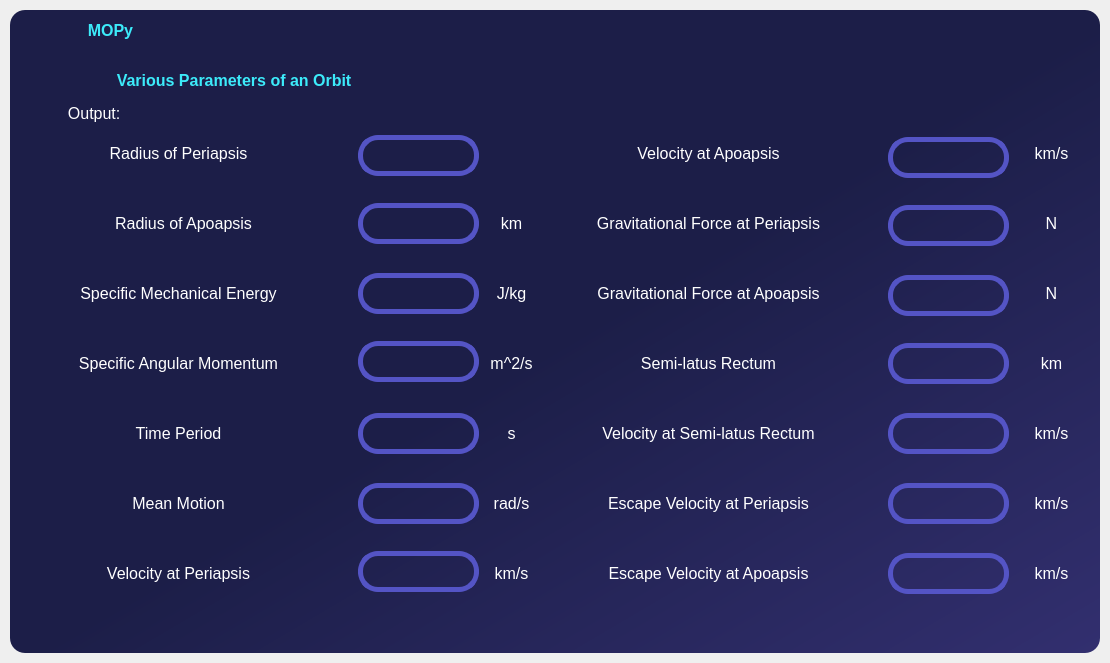
Above: UI_Functions/Home_Page.ui from Mechanics-of-Orbit/MOPy before the change. Below: the same form after it.
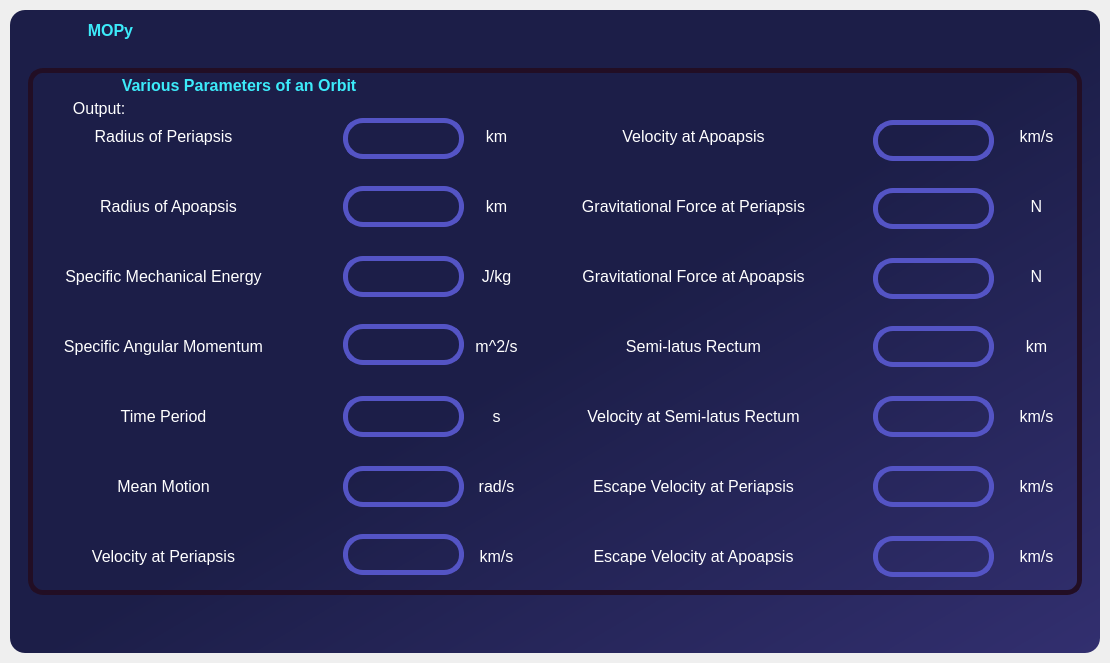
That is the form after the change. The open tabs and pages were chosen to show the change. Icons and pictures are not drawn.

The edit to the form file:
```diff
--- a/UI_Functions/Home_Page.ui
+++ b/UI_Functions/Home_Page.ui
@@ -4380,6 +4380,19 @@
              <layout class="QHBoxLayout" name="horizontalLayout_21">
               <item>
                <widget class="QFrame" name="frame_41">
+                <property name="styleSheet">
+                 <string notr="true">QFrame{
+
+border: 5px solid rgb(34, 14, 36);
+border-radius: 15px;
+}
+
+QFrame:hover{
+	border: 5px solid white;
+}
+
+</string>
+                </property>
                 <property name="frameShape">
                  <enum>QFrame::StyledPanel</enum>
                 </property>
@@ -4416,6 +4429,9 @@
                      <height>25</height>
                     </size>
                    </property>
+                   <property name="styleSheet">
+                    <string notr="true">border:none;</string>
+                   </property>
                    <property name="frameShape">
                     <enum>QFrame::StyledPanel</enum>
                    </property>
@@ -4456,7 +4472,7 @@
                       </property>
                       <property name="styleSheet">
                        <string notr="true">color:rgb(60, 235, 250);
-</string>
+border:none;</string>
                       </property>
                       <property name="text">
                        <string>                    Various Parameters of an Orbit</string>
@@ -4468,6 +4484,9 @@
                  </item>
                  <item>
                   <widget class="QStackedWidget" name="VPCO_output_stack">
+                   <property name="styleSheet">
+                    <string notr="true">border:none;</string>
+                   </property>
                    <property name="currentIndex">
                     <number>0</number>
                    </property>
@@ -8024,8 +8043,8 @@
                     <widget class="QLabel" name="label_463">
                      <property name="geometry">
                       <rect>
-                       <x>520</x>
-                       <y>320</y>
+                       <x>500</x>
+                       <y>298</y>
                        <width>321</width>
                        <height>41</height>
                       </rect>
@@ -8049,8 +8068,8 @@
                     <widget class="QLabel" name="label_464">
                      <property name="geometry">
                       <rect>
-                       <x>1000</x>
-                       <y>250</y>
+                       <x>980</x>
+                       <y>228</y>
                        <width>47</width>
                        <height>41</height>
                       </rect>
@@ -8074,8 +8093,8 @@
                     <widget class="QLabel" name="label_465">
                      <property name="geometry">
                       <rect>
-                       <x>520</x>
-                       <y>110</y>
+                       <x>500</x>
+                       <y>88</y>
                        <width>321</width>
                        <height>41</height>
                       </rect>
@@ -8099,8 +8118,8 @@
                     <widget class="QLabel" name="label_466">
                      <property name="geometry">
                       <rect>
-                       <x>520</x>
-                       <y>250</y>
+                       <x>500</x>
+                       <y>228</y>
                        <width>321</width>
                        <height>41</height>
                       </rect>
@@ -8124,8 +8143,8 @@
                     <widget class="QLabel" name="escvp_orbitalElements">
                      <property name="geometry">
                       <rect>
-                       <x>860</x>
-                       <y>390</y>
+                       <x>840</x>
+                       <y>368</y>
                        <width>121</width>
                        <height>41</height>
                       </rect>
@@ -8153,8 +8172,8 @@
                     <widget class="QLabel" name="label_468">
                      <property name="geometry">
                       <rect>
-                       <x>460</x>
-                       <y>390</y>
+                       <x>440</x>
+                       <y>368</y>
                        <width>47</width>
                        <height>41</height>
                       </rect>
@@ -8178,8 +8197,8 @@
                     <widget class="QLabel" name="gfp_orbitalElements">
                      <property name="geometry">
                       <rect>
-                       <x>860</x>
-                       <y>112</y>
+                       <x>840</x>
+                       <y>90</y>
                        <width>121</width>
                        <height>41</height>
                       </rect>
@@ -8207,8 +8226,8 @@
                     <widget class="QLabel" name="label_470">
                      <property name="geometry">
                       <rect>
-                       <x>460</x>
-                       <y>250</y>
+                       <x>440</x>
+                       <y>228</y>
                        <width>47</width>
                        <height>41</height>
                       </rect>
@@ -8232,8 +8251,8 @@
                     <widget class="QLabel" name="label_471">
                      <property name="geometry">
                       <rect>
-                       <x>1000</x>
-                       <y>390</y>
+                       <x>980</x>
+                       <y>368</y>
                        <width>47</width>
                        <height>41</height>
                       </rect>
@@ -8257,8 +8276,8 @@
                     <widget class="QLabel" name="label_472">
                      <property name="geometry">
                       <rect>
-                       <x>-10</x>
-                       <y>470</y>
+                       <x>-30</x>
+                       <y>448</y>
                        <width>321</width>
                        <height>21</height>
                       </rect>
@@ -8282,8 +8301,8 @@
                     <widget class="QLabel" name="label_473">
                      <property name="geometry">
                       <rect>
-                       <x>-10</x>
-                       <y>260</y>
+                       <x>-30</x>
+                       <y>238</y>
                        <width>321</width>
                        <height>21</height>
                       </rect>
@@ -8307,8 +8326,8 @@
                     <widget class="QLabel" name="vlatus_orbitalElements">
                      <property name="geometry">
                       <rect>
-                       <x>860</x>
-                       <y>320</y>
+                       <x>840</x>
+                       <y>298</y>
                        <width>121</width>
                        <height>41</height>
                       </rect>
@@ -8336,8 +8355,8 @@
                     <widget class="QLabel" name="escva_orbitalElements">
                      <property name="geometry">
                       <rect>
-                       <x>860</x>
-                       <y>460</y>
+                       <x>840</x>
+                       <y>438</y>
                        <width>121</width>
                        <height>41</height>
                       </rect>
@@ -8365,8 +8384,8 @@
                     <widget class="QLabel" name="label_476">
                      <property name="geometry">
                       <rect>
-                       <x>-10</x>
-                       <y>330</y>
+                       <x>-30</x>
+                       <y>308</y>
                        <width>321</width>
                        <height>21</height>
                       </rect>
@@ -8390,8 +8409,8 @@
                     <widget class="QLabel" name="ra_orbitalElements">
                      <property name="geometry">
                       <rect>
-                       <x>330</x>
-                       <y>110</y>
+                       <x>310</x>
+                       <y>88</y>
                        <width>121</width>
                        <height>41</height>
                       </rect>
@@ -8419,8 +8438,8 @@
                     <widget class="QLabel" name="h_orbitalElements">
                      <property name="geometry">
                       <rect>
-                       <x>330</x>
-                       <y>248</y>
+                       <x>310</x>
+                       <y>226</y>
                        <width>121</width>
                        <height>41</height>
                       </rect>
@@ -8448,8 +8467,8 @@
                     <widget class="QLabel" name="label_479">
                      <property name="geometry">
                       <rect>
-                       <x>1000</x>
-                       <y>180</y>
+                       <x>980</x>
+                       <y>158</y>
                        <width>47</width>
                        <height>41</height>
                       </rect>
@@ -8473,8 +8492,8 @@
                     <widget class="QLabel" name="vp_orbitalElements">
                      <property name="geometry">
                       <rect>
-                       <x>330</x>
-                       <y>458</y>
+                       <x>310</x>
+                       <y>436</y>
                        <width>121</width>
                        <height>41</height>
                       </rect>
@@ -8502,8 +8521,8 @@
                     <widget class="QLabel" name="label_481">
                      <property name="geometry">
                       <rect>
-                       <x>-10</x>
-                       <y>50</y>
+                       <x>-30</x>
+                       <y>28</y>
                        <width>321</width>
                        <height>21</height>
                       </rect>
@@ -8527,8 +8546,8 @@
                     <widget class="QLabel" name="T_orbitalElements">
                      <property name="geometry">
                       <rect>
-                       <x>330</x>
-                       <y>320</y>
+                       <x>310</x>
+                       <y>298</y>
                        <width>121</width>
                        <height>41</height>
                       </rect>
@@ -8556,8 +8575,8 @@
                     <widget class="QLabel" name="p_orbitalElements">
                      <property name="geometry">
                       <rect>
-                       <x>860</x>
-                       <y>250</y>
+                       <x>840</x>
+                       <y>228</y>
                        <width>121</width>
                        <height>41</height>
                       </rect>
@@ -8585,8 +8604,8 @@
                     <widget class="QLabel" name="gfa_orbitalElements">
                      <property name="geometry">
                       <rect>
-                       <x>860</x>
-                       <y>182</y>
+                       <x>840</x>
+                       <y>160</y>
                        <width>121</width>
                        <height>41</height>
                       </rect>
@@ -8614,8 +8633,8 @@
                     <widget class="QLabel" name="label_485">
                      <property name="geometry">
                       <rect>
-                       <x>1000</x>
-                       <y>110</y>
+                       <x>980</x>
+                       <y>88</y>
                        <width>47</width>
                        <height>41</height>
                       </rect>
@@ -8639,8 +8658,8 @@
                     <widget class="QLabel" name="va_orbitalElements">
                      <property name="geometry">
                       <rect>
-                       <x>860</x>
-                       <y>44</y>
+                       <x>840</x>
+                       <y>22</y>
                        <width>121</width>
                        <height>41</height>
                       </rect>
@@ -8669,7 +8688,7 @@
                      <property name="geometry">
                       <rect>
                        <x>0</x>
-                       <y>10</y>
+                       <y>0</y>
                        <width>1051</width>
                        <height>21</height>
                       </rect>
@@ -8693,8 +8712,8 @@
                     <widget class="QLabel" name="label_488">
                      <property name="geometry">
                       <rect>
-                       <x>1000</x>
-                       <y>320</y>
+                       <x>980</x>
+                       <y>298</y>
                        <width>47</width>
                        <height>41</height>
                       </rect>
@@ -8718,8 +8737,8 @@
                     <widget class="QLabel" name="rp_orbitalElements">
                      <property name="geometry">
                       <rect>
-                       <x>330</x>
-                       <y>42</y>
+                       <x>310</x>
+                       <y>20</y>
                        <width>121</width>
                        <height>41</height>
                       </rect>
@@ -8747,8 +8766,8 @@
                     <widget class="QLabel" name="label_490">
                      <property name="geometry">
                       <rect>
-                       <x>460</x>
-                       <y>460</y>
+                       <x>440</x>
+                       <y>438</y>
                        <width>47</width>
                        <height>41</height>
                       </rect>
@@ -8772,8 +8791,8 @@
                     <widget class="QLabel" name="mu_orbitalElements">
                      <property name="geometry">
                       <rect>
-                       <x>330</x>
-                       <y>180</y>
+                       <x>310</x>
+                       <y>158</y>
                        <width>121</width>
                        <height>41</height>
                       </rect>
@@ -8801,8 +8820,8 @@
                     <widget class="QLabel" name="label_492">
                      <property name="geometry">
                       <rect>
-                       <x>460</x>
-                       <y>320</y>
+                       <x>440</x>
+                       <y>298</y>
                        <width>47</width>
                        <height>41</height>
                       </rect>
@@ -8826,8 +8845,8 @@
                     <widget class="QLabel" name="label_493">
                      <property name="geometry">
                       <rect>
-                       <x>-10</x>
-                       <y>400</y>
+                       <x>-30</x>
+                       <y>378</y>
                        <width>321</width>
                        <height>21</height>
                       </rect>
@@ -8851,8 +8870,8 @@
                     <widget class="QLabel" name="label_494">
                      <property name="geometry">
                       <rect>
-                       <x>460</x>
-                       <y>110</y>
+                       <x>440</x>
+                       <y>88</y>
                        <width>47</width>
                        <height>41</height>
                       </rect>
@@ -8876,8 +8895,8 @@
                     <widget class="QLabel" name="label_495">
                      <property name="geometry">
                       <rect>
-                       <x>520</x>
-                       <y>180</y>
+                       <x>500</x>
+                       <y>158</y>
                        <width>321</width>
                        <height>41</height>
                       </rect>
@@ -8901,8 +8920,8 @@
                     <widget class="QLabel" name="label_496">
                      <property name="geometry">
                       <rect>
-                       <x>-10</x>
-                       <y>190</y>
+                       <x>-30</x>
+                       <y>168</y>
                        <width>321</width>
                        <height>21</height>
                       </rect>
@@ -8926,8 +8945,8 @@
                     <widget class="QLabel" name="label_497">
                      <property name="geometry">
                       <rect>
-                       <x>1000</x>
-                       <y>460</y>
+                       <x>980</x>
+                       <y>438</y>
                        <width>47</width>
                        <height>41</height>
                       </rect>
@@ -8951,8 +8970,8 @@
                     <widget class="QLabel" name="label_498">
                      <property name="geometry">
                       <rect>
-                       <x>1000</x>
-                       <y>40</y>
+                       <x>980</x>
+                       <y>18</y>
                        <width>47</width>
                        <height>41</height>
                       </rect>
@@ -8976,8 +8995,8 @@
                     <widget class="QLabel" name="n_orbitalElements">
                      <property name="geometry">
                       <rect>
-                       <x>330</x>
-                       <y>390</y>
+                       <x>310</x>
+                       <y>368</y>
                        <width>121</width>
                        <height>41</height>
                       </rect>
@@ -9005,8 +9024,8 @@
                     <widget class="QLabel" name="label_500">
                      <property name="geometry">
                       <rect>
-                       <x>520</x>
-                       <y>460</y>
+                       <x>500</x>
+                       <y>438</y>
                        <width>321</width>
                        <height>41</height>
                       </rect>
@@ -9030,8 +9049,8 @@
                     <widget class="QLabel" name="label_501">
                      <property name="geometry">
                       <rect>
-                       <x>520</x>
-                       <y>40</y>
+                       <x>500</x>
+                       <y>18</y>
                        <width>321</width>
                        <height>41</height>
                       </rect>
@@ -9055,8 +9074,8 @@
                     <widget class="QLabel" name="label_502">
                      <property name="geometry">
                       <rect>
-                       <x>460</x>
-                       <y>180</y>
+                       <x>440</x>
+                       <y>158</y>
                        <width>47</width>
                        <height>41</height>
                       </rect>
@@ -9080,8 +9099,8 @@
                     <widget class="QLabel" name="label_503">
                      <property name="geometry">
                       <rect>
-                       <x>-10</x>
-                       <y>120</y>
+                       <x>-30</x>
+                       <y>98</y>
                        <width>331</width>
                        <height>21</height>
                       </rect>
@@ -9105,8 +9124,8 @@
                     <widget class="QLabel" name="label_504">
                      <property name="geometry">
                       <rect>
-                       <x>520</x>
-                       <y>390</y>
+                       <x>500</x>
+                       <y>368</y>
                        <width>321</width>
                        <height>41</height>
                       </rect>
@@ -9127,6 +9146,31 @@
                       <set>Qt::AlignCenter</set>
                      </property>
                     </widget>
+                    <widget class="QLabel" name="label_499">
+                     <property name="geometry">
+                      <rect>
+                       <x>440</x>
+                       <y>18</y>
+                       <width>47</width>
+                       <height>41</height>
+                      </rect>
+                     </property>
+                     <property name="font">
+                      <font>
+                       <pointsize>12</pointsize>
+                      </font>
+                     </property>
+                     <property name="styleSheet">
+                      <string notr="true">border:none;
+color:white;</string>
+                     </property>
+                     <property name="text">
+                      <string>km</string>
+                     </property>
+                     <property name="alignment">
+                      <set>Qt::AlignCenter</set>
+                     </property>
+                    </widget>
                    </widget>
                    <widget class="QWidget" name="StateVector_result_screen">
                     <widget class="QLabel" name="label_505">
```
Left out of the diff: 702 changed lines with no effect on the pictures.
